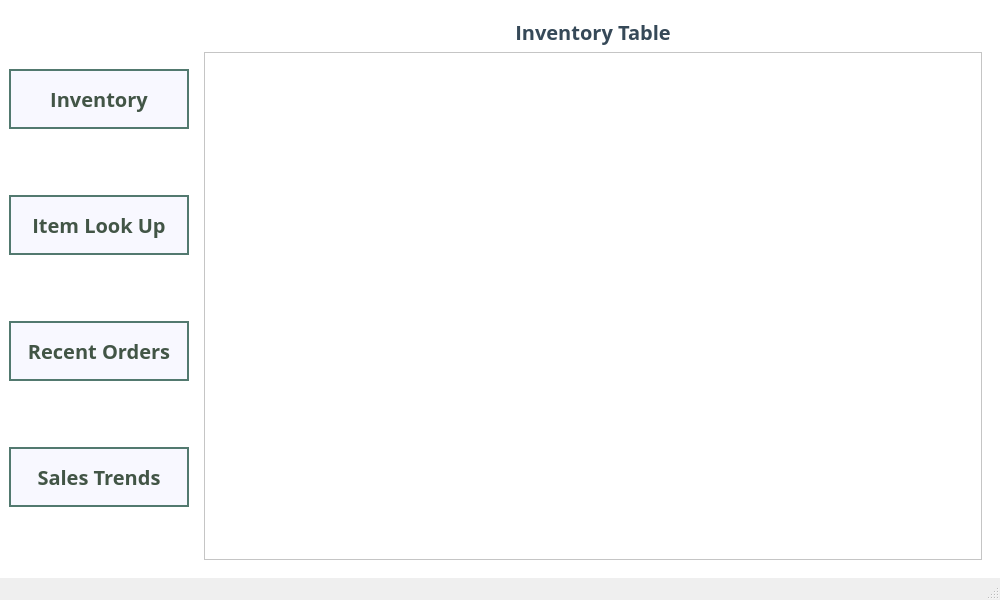
josephtrandev/COMS4103_Project, file Order66Inventory/mainwindow.ui: the form before one commit.
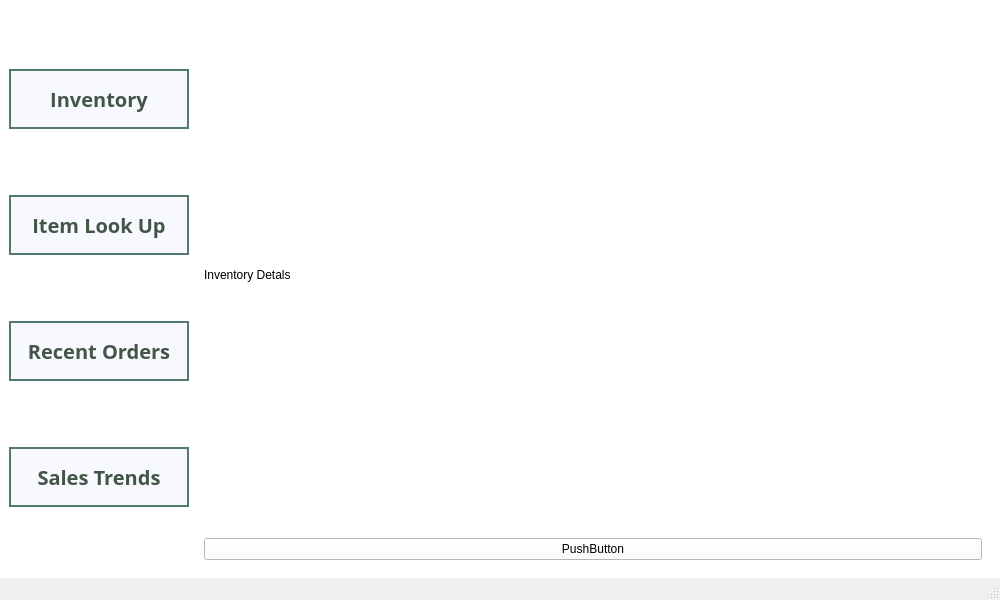
The form after the commit.

Patch:
```diff
--- a/Order66Inventory/mainwindow.ui
+++ b/Order66Inventory/mainwindow.ui
@@ -41,7 +41,7 @@
          <string notr="true"/>
         </property>
         <property name="currentIndex">
-         <number>0</number>
+         <number>1</number>
         </property>
         <widget class="QWidget" name="page">
          <layout class="QGridLayout" name="gridLayout_3">
@@ -94,6 +94,24 @@
           </item>
          </layout>
         </widget>
+        <widget class="QWidget" name="page_2">
+         <layout class="QVBoxLayout" name="verticalLayout_2">
+          <item>
+           <widget class="QLabel" name="label_2">
+            <property name="text">
+             <string>Inventory Detals</string>
+            </property>
+           </widget>
+          </item>
+          <item>
+           <widget class="QPushButton" name="pushButton">
+            <property name="text">
+             <string>PushButton</string>
+            </property>
+           </widget>
+          </item>
+         </layout>
+        </widget>
        </widget>
       </item>
      </layout>
```
